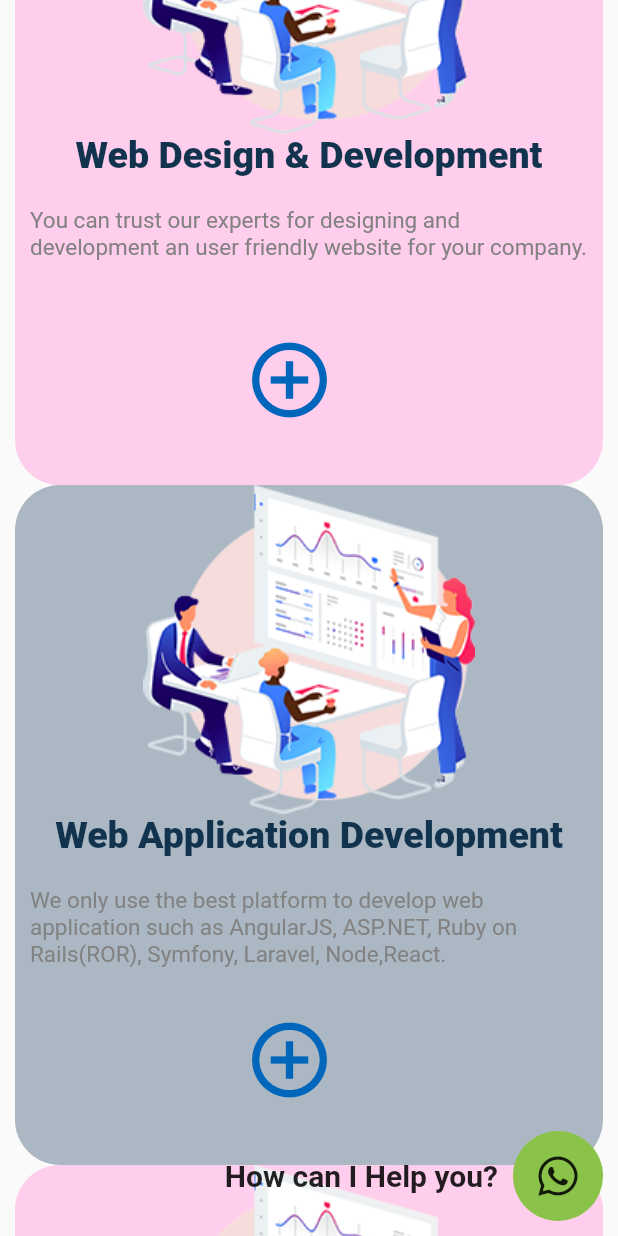
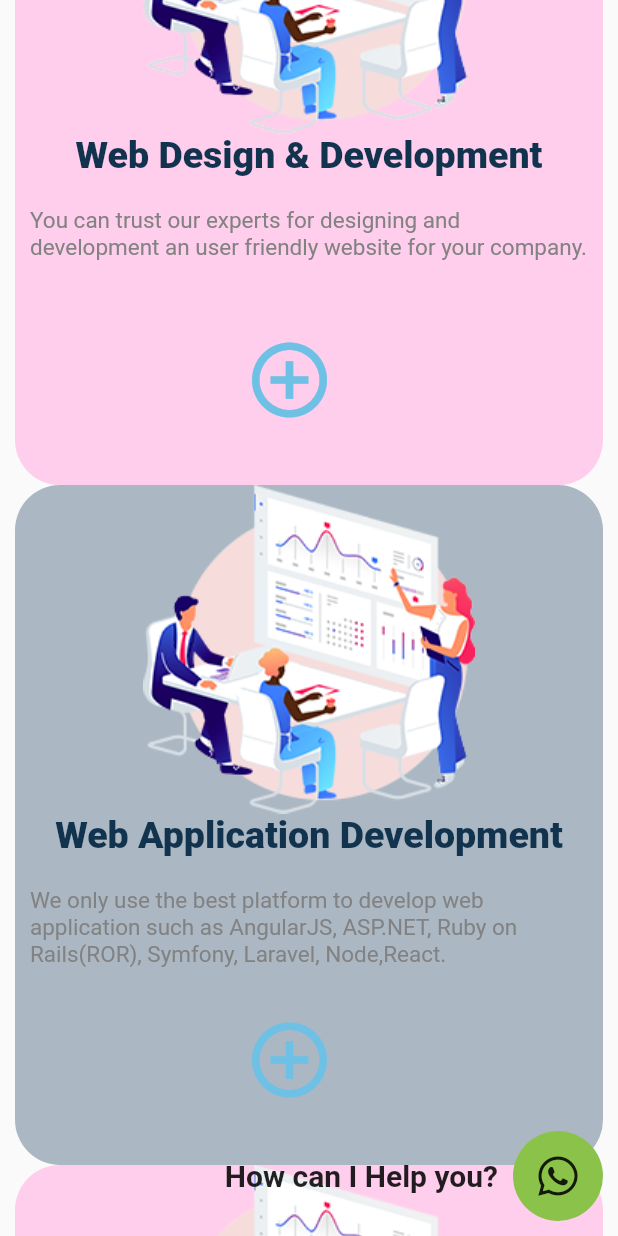
Before and after one commit to AAYUSHSINHA1305/Brandbusiness, a Flutter app: the screen it shows after launch, scrolled down 1152 dp, on a phone screen of 412 x 824 dp. Run offline on Flutter 3.47's test engine with Material 2 defaults, Android fonts, the phone set to English and light mode, and no system bars; our stand-ins replace carousel_slider, font_awesome_flutter, get, smooth_page_indicator.

Commit message:
homepage

```diff
--- a/lib/pages/homepage.dart
+++ b/lib/pages/homepage.dart
@@ -5,9 +5,11 @@ import 'package:brandbusiness/util/hex_color.dart';
 import 'package:flutter/material.dart';
 import 'package:carousel_slider/carousel_slider.dart';
 import 'package:get/get.dart';
+// import 'package:get/get_connect/http/src/request/request.dart';
 import 'package:smooth_page_indicator/smooth_page_indicator.dart';
 import 'package:url_launcher/url_launcher.dart';
 import 'package:font_awesome_flutter/font_awesome_flutter.dart';
+// import 'package:flutter_braintree/flutter_braintree.dart';
 
 class Homepage extends StatefulWidget {
   const Homepage({Key? key}) : super(key: key);
@@ -17,6 +19,29 @@ class Homepage extends StatefulWidget {
 }
 
 class _HomepageState extends State<Homepage> {
+  // static final String tokenizationKey = 'sandbox_8hxpnkht_kzdtzv2btm4p7s5j';
+
+  // BraintreeCreditCardRequest get request => request;
+  // void showNonce(BraintreePaymentMethodNonce nonce) {
+  //   showDialog(
+  //     context: context,
+  //     builder: (_) => AlertDialog(
+  //       title: Text('Payment method nonce:'),
+  //       content: Column(
+  //         mainAxisSize: MainAxisSize.min,
+  //         crossAxisAlignment: CrossAxisAlignment.stretch,
+  //         children: <Widget>[
+  //           Text('Nonce: ${nonce.nonce}'),
+  //           SizedBox(height: 16),
+  //           Text('Type label: ${nonce.typeLabel}'),
+  //           SizedBox(height: 16),
+  //           Text('Description: ${nonce.description}'),
+  //         ],
+  //       ),
+  //     ),
+  //   );
+  // }
+
   bool businessconsuliting = false;
   bool businessanalytics = false;
   bool marketingresarch = false;
@@ -765,6 +790,7 @@ class _HomepageState extends State<Homepage> {
                             },
                             child: Text(
                               "VIEW LIVE SITE",
+                              style: TextStyle(color: Colors.white),
                             ),
                           ),
                         ],
@@ -798,6 +824,7 @@ class _HomepageState extends State<Homepage> {
                             },
                             child: Text(
                               "VIEW LIVE SITE",
+                              style: TextStyle(color: Colors.white),
                             ),
                           ),
                         ],
@@ -831,6 +858,7 @@ class _HomepageState extends State<Homepage> {
                             },
                             child: Text(
                               "VIEW LIVE SITE",
+                              style: TextStyle(color: Colors.white),
                             ),
                           ),
                         ],
@@ -864,6 +892,7 @@ class _HomepageState extends State<Homepage> {
                             },
                             child: Text(
                               "VIEW LIVE SITE",
+                              style: TextStyle(color: Colors.white),
                             ),
                           ),
                         ],
@@ -897,6 +926,7 @@ class _HomepageState extends State<Homepage> {
                             },
                             child: Text(
                               "VIEW LIVE SITE",
+                              style: TextStyle(color: Colors.white),
                             ),
                           ),
                         ],
@@ -1067,6 +1097,82 @@ class _HomepageState extends State<Homepage> {
                               SizedBox(
                                 height: 20,
                               ),
+                              // ElevatedButton(
+                              //   onPressed: () async {
+                              //     var request = BraintreeDropInRequest(
+                              //       tokenizationKey: tokenizationKey,
+                              //       collectDeviceData: true,
+                              //       googlePaymentRequest:
+                              //           BraintreeGooglePaymentRequest(
+                              //         totalPrice: '',
+                              //         currencyCode: '',
+                              //         billingAddressRequired: false,
+                              //       ),
+                              //       paypalRequest: BraintreePayPalRequest(
+                              //         amount: '',
+                              //         displayName: '',
+                              //       ),
+                              //       cardEnabled: true,
+                              //     );
+                              //     final result =
+                              //         await BraintreeDropIn.start(request);
+                              //     if (result != null) {
+                              //       showNonce(result.paymentMethodNonce);
+                              //     }
+                              //   },
+                              //   child: Text('LAUNCH NATIVE DROP-IN'),
+                              // ),
+                              // ElevatedButton(
+                              //   onPressed: () async {
+                              //     final Request = BraintreeCreditCardRequest(
+                              //         cardNumber: '',
+                              //         expirationMonth: '',
+                              //         expirationYear: '',
+                              //         cvv: '');
+                              //     final result =
+                              //         await Braintree.tokenizeCreditCard(
+                              //             tokenizationKey, request);
+
+                              //     if (result != null) {
+                              //       showNonce(result);
+                              //     }
+                              //   },
+                              //   child: Text('TOKENIZE CREDIT CARD'),
+                              // ),
+                              // ElevatedButton(
+                              //   onPressed: () async {
+                              //     final request = BraintreePayPalRequest(
+                              //       billingAgreementDescription:
+                              //           'I hereby agree that flutter_braintree is great.',
+                              //       displayName: 'Your Company',
+                              //     );
+                              //     final result =
+                              //         await Braintree.requestPaypalNonce(
+                              //       tokenizationKey,
+                              //       request,
+                              //     );
+                              //     if (result != null) {
+                              //       showNonce(result);
+                              //     }
+                              //   },
+                              //   child: Text('PAYPAL VAULT FLOW'),
+                              // ),
+                              // ElevatedButton(
+                              //   onPressed: () async {
+                              //     final request = BraintreePayPalRequest(
+                              //       amount: "",
+                              //     );
+                              //     final result =
+                              //         await Braintree.requestPaypalNonce(
+                              //       tokenizationKey,
+                              //       request,
+                              //     );
+                              //     if (result != null) {
+                              //       showNonce(result);
+                              //     }
+                              //   },
+                              //   child: Text('PAYPAL CHECKOUT FLOW'),
+                              // ),
                               Padding(
                                 padding: const EdgeInsets.symmetric(
                                   horizontal: 15,
--- a/lib/pages/quote.dart
+++ b/lib/pages/quote.dart
@@ -1,9 +1,8 @@
 import 'package:brandbusiness/services/launch.dart';
 import 'package:brandbusiness/util/hex_color.dart';
 import 'package:flutter/material.dart';
-import 'package:flutter_email_sender/flutter_email_sender.dart';
+
 import 'package:font_awesome_flutter/font_awesome_flutter.dart';
-import 'package:url_launcher/url_launcher.dart';
 
 class Quote extends StatefulWidget {
   const Quote({super.key});
--- a/lib/util/hex_color.dart
+++ b/lib/util/hex_color.dart
@@ -1,7 +1,7 @@
 import 'package:flutter/cupertino.dart';
 
 const blueclor = Color(0xff003e77);
-const btextcolor = Color(0xff0066bb);
+const btextcolor = Color(0xff6ec1e4);
 const cardcolorp = Color(0xffffceec);
 const stextcolor = Color(0xff7a7a7a);
 const stextclor = Color(0xff828282);
--- a/pubspec.yaml
+++ b/pubspec.yaml
@@ -42,6 +42,9 @@ dependencies:
   url_launcher: ^6.1.6
   flutter_email_sender: ^5.1.0
   font_awesome_flutter: ^10.2.1
+  http: ^0.13.5
+  http_auth: ^1.0.1
+  # flutter_braintree: ^2.3.1
 
 
 
```
Also changed, not shown: lib/pages/paypal_service.dart (added, +89 -0 lines), pubspec.lock.
